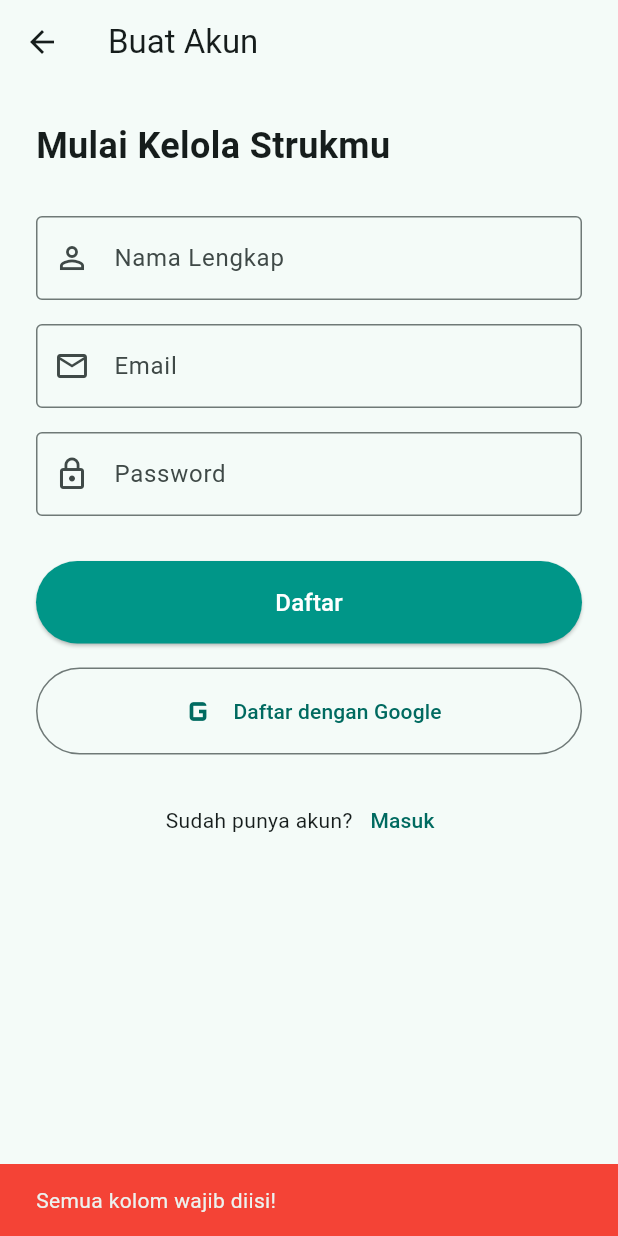
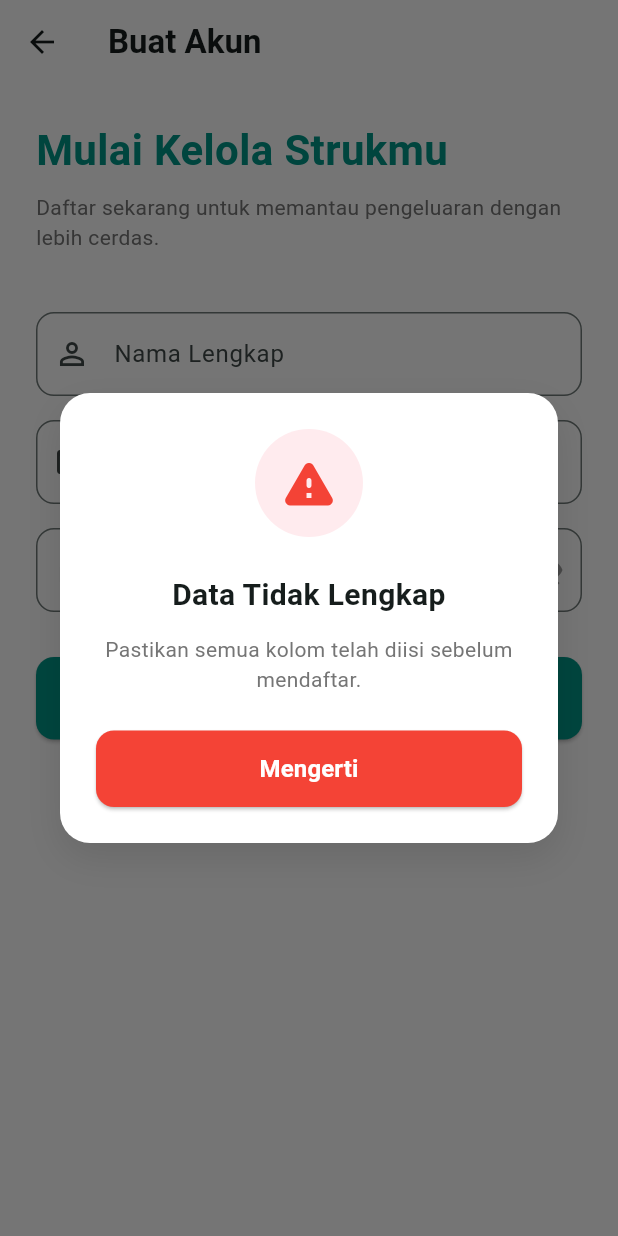
Before and after one commit to azizhadiid/Smart-Receipt-Tracker, a Flutter app: the RegisterPage screen opened directly, after a tap on "Daftar", on a phone screen of 412 x 824 dp. Run offline on Flutter 3.47's test engine with Material 3 defaults, Android fonts, the phone set to English and light mode, and no system bars; our stand-ins replace flutter_dotenv, supabase_flutter; accounts and stored records are empty.

Commit message:
Sistem Registrasi

```diff
--- /dev/null
+++ b/lib/components/custom_alert.dart
@@ -0,0 +1,85 @@
+import 'package:flutter/material.dart';
+
+void showCustomAlert({
+  required BuildContext context,
+  required String title,
+  required String message,
+  required bool isError,
+}) {
+  showDialog(
+    context: context,
+    barrierDismissible: false, // User harus klik tombol untuk menutup
+    builder: (BuildContext context) {
+      return Dialog(
+        shape: RoundedRectangleBorder(borderRadius: BorderRadius.circular(20)),
+        elevation: 0,
+        backgroundColor: Colors.transparent,
+        child: Container(
+          padding: const EdgeInsets.all(24),
+          decoration: BoxDecoration(
+            color: Colors.white,
+            borderRadius: BorderRadius.circular(20),
+            boxShadow: [
+              BoxShadow(
+                color: Colors.black.withOpacity(0.1),
+                blurRadius: 20,
+                offset: const Offset(0, 10),
+              ),
+            ],
+          ),
+          child: Column(
+            mainAxisSize: MainAxisSize.min,
+            children: [
+              Container(
+                padding: const EdgeInsets.all(16),
+                decoration: BoxDecoration(
+                  color: isError ? Colors.red.shade50 : Colors.green.shade50,
+                  shape: BoxShape.circle,
+                ),
+                child: Icon(
+                  isError ? Icons.warning_rounded : Icons.check_circle_rounded,
+                  color: isError ? Colors.red : Colors.green,
+                  size: 40,
+                ),
+              ),
+              const SizedBox(height: 24),
+              Text(
+                title,
+                style: const TextStyle(
+                  fontSize: 20,
+                  fontWeight: FontWeight.bold,
+                ),
+                textAlign: TextAlign.center,
+              ),
+              const SizedBox(height: 12),
+              Text(
+                message,
+                style: TextStyle(fontSize: 14, color: Colors.grey.shade600),
+                textAlign: TextAlign.center,
+              ),
+              const SizedBox(height: 24),
+              SizedBox(
+                width: double.infinity,
+                child: ElevatedButton(
+                  onPressed: () => Navigator.of(context).pop(),
+                  style: ElevatedButton.styleFrom(
+                    backgroundColor: isError ? Colors.red : Colors.teal,
+                    foregroundColor: Colors.white,
+                    padding: const EdgeInsets.symmetric(vertical: 14),
+                    shape: RoundedRectangleBorder(
+                      borderRadius: BorderRadius.circular(12),
+                    ),
+                  ),
+                  child: const Text(
+                    'Mengerti',
+                    style: TextStyle(fontSize: 16, fontWeight: FontWeight.bold),
+                  ),
+                ),
+              ),
+            ],
+          ),
+        ),
+      );
+    },
+  );
+}
--- /dev/null
+++ b/lib/components/custom_text_field.dart
@@ -0,0 +1,39 @@
+import 'package:flutter/material.dart';
+
+class CustomTextField extends StatelessWidget {
+  final TextEditingController controller;
+  final String labelText;
+  final IconData prefixIcon;
+  final bool obscureText;
+  final TextInputType keyboardType;
+  final Widget? suffixIcon; // Opsional, untuk tombol mata di password
+
+  const CustomTextField({
+    super.key,
+    required this.controller,
+    required this.labelText,
+    required this.prefixIcon,
+    this.obscureText = false,
+    this.keyboardType = TextInputType.text,
+    this.suffixIcon,
+  });
+
+  @override
+  Widget build(BuildContext context) {
+    return TextFormField(
+      controller: controller,
+      keyboardType: keyboardType,
+      obscureText: obscureText,
+      decoration: InputDecoration(
+        labelText: labelText,
+        prefixIcon: Icon(prefixIcon),
+        suffixIcon: suffixIcon,
+        border: OutlineInputBorder(borderRadius: BorderRadius.circular(12)),
+        focusedBorder: OutlineInputBorder(
+          borderRadius: BorderRadius.circular(12),
+          borderSide: const BorderSide(color: Colors.teal, width: 2),
+        ),
+      ),
+    );
+  }
+}
--- a/lib/pages/auth/register_page.dart
+++ b/lib/pages/auth/register_page.dart
@@ -1,5 +1,7 @@
 import 'package:flutter/material.dart';
 import 'package:supabase_flutter/supabase_flutter.dart';
+import '../../components/custom_alert.dart'; // Import Custom Alert
+import '../../components/custom_text_field.dart'; // Import Custom Text Field
 
 class RegisterPage extends StatefulWidget {
   const RegisterPage({super.key});
@@ -9,83 +11,118 @@ class RegisterPage extends StatefulWidget {
 }
 
 class _RegisterPageState extends State<RegisterPage> {
-  // Controller untuk membaca inputan dari TextField
   final _nameController = TextEditingController();
   final _emailController = TextEditingController();
   final _passwordController = TextEditingController();
 
-  // Variabel untuk indikator loading
   bool _isLoading = false;
+  bool _obscurePassword = true;
 
-  // Fungsi untuk melakukan registrasi ke Supabase
   Future<void> _signUp() async {
-    // Validasi sederhana
-    if (_nameController.text.isEmpty ||
-        _emailController.text.isEmpty ||
-        _passwordController.text.isEmpty) {
-      ScaffoldMessenger.of(context).showSnackBar(
-        const SnackBar(
-          content: Text('Semua kolom wajib diisi!'),
-          backgroundColor: Colors.red,
-        ),
+    final name = _nameController.text.trim();
+    final email = _emailController.text.trim();
+    final password = _passwordController.text;
+
+    // 1. Validasi Kolom Kosong
+    if (name.isEmpty || email.isEmpty || password.isEmpty) {
+      showCustomAlert(
+        context: context,
+        title: 'Data Tidak Lengkap',
+        message: 'Pastikan semua kolom telah diisi sebelum mendaftar.',
+        isError: true,
       );
       return;
     }
 
-    setState(() {
-      _isLoading = true;
-    });
+    // 2. Validasi Nama dan Email tidak boleh sama
+    if (name.toLowerCase() == email.toLowerCase()) {
+      showCustomAlert(
+        context: context,
+        title: 'Keamanan Akun',
+        message: 'Nama lengkap tidak boleh sama dengan alamat email Anda.',
+        isError: true,
+      );
+      return;
+    }
+
+    // 3. Validasi Format Email
+    final emailRegex = RegExp(
+      r"^[a-zA-Z0-9.a-zA-Z0-9.!#$%&'*+-/=?^_`{|}~]+@[a-zA-Z0-9]+\.[a-zA-Z]+",
+    );
+    if (!emailRegex.hasMatch(email)) {
+      showCustomAlert(
+        context: context,
+        title: 'Format Email Salah',
+        message: 'Masukkan alamat email yang valid (contoh: budi@gmail.com).',
+        isError: true,
+      );
+      return;
+    }
+
+    // 4. Validasi Password
+    final passwordRegex = RegExp(r'^(?=.*[A-Za-z])(?=.*\d)[A-Za-z\d]{8,}$');
+    if (!passwordRegex.hasMatch(password)) {
+      showCustomAlert(
+        context: context,
+        title: 'Password Lemah',
+        message:
+            'Password minimal 8 karakter dan harus mengandung kombinasi huruf dan angka.',
+        isError: true,
+      );
+      return;
+    }
+
+    setState(() => _isLoading = true);
 
     try {
-      // Memanggil fungsi signUp dari Supabase
       await Supabase.instance.client.auth.signUp(
-        email: _emailController.text.trim(),
-        password: _passwordController.text,
-        data: {
-          'full_name': _nameController.text
-              .trim(), // Data ini akan ditangkap oleh Trigger SQL kita
-        },
+        email: email,
+        password: password,
+        data: {'full_name': name},
       );
 
-      // Jika berhasil, tampilkan pesan sukses dan arahkan kembali ke halaman Login
       if (mounted) {
-        ScaffoldMessenger.of(context).showSnackBar(
-          const SnackBar(
-            content: Text('Registrasi berhasil! Silakan login.'),
-            backgroundColor: Colors.green,
-          ),
+        showCustomAlert(
+          context: context,
+          title: 'Registrasi Berhasil!',
+          message:
+              'Akun Anda telah dibuat. Silakan kembali ke halaman untuk melakukan Login.',
+          isError: false,
         );
-        Navigator.pop(context); // Kembali ke Login Page
+        Future.delayed(const Duration(seconds: 2), () {
+          if (mounted) Navigator.pop(context);
+        });
       }
     } on AuthException catch (e) {
-      // Menangkap error khusus dari Supabase (misal: email sudah terdaftar)
       if (mounted) {
-        ScaffoldMessenger.of(context).showSnackBar(
-          SnackBar(content: Text(e.message), backgroundColor: Colors.red),
+        String errorMessage = e.message;
+        if (errorMessage.toLowerCase().contains('user already registered')) {
+          errorMessage =
+              'Email ini sudah terdaftar. Silakan gunakan email lain atau coba masuk (login).';
+        }
+        showCustomAlert(
+          context: context,
+          title: 'Gagal Mendaftar',
+          message: errorMessage,
+          isError: true,
         );
       }
     } catch (e) {
-      // Menangkap error umum
       if (mounted) {
-        ScaffoldMessenger.of(context).showSnackBar(
-          const SnackBar(
-            content: Text('Terjadi kesalahan yang tidak terduga.'),
-            backgroundColor: Colors.red,
-          ),
+        showCustomAlert(
+          context: context,
+          title: 'Terjadi Kesalahan',
+          message: 'Pastikan koneksi internet stabil dan coba lagi.',
+          isError: true,
         );
       }
     } finally {
-      if (mounted) {
-        setState(() {
-          _isLoading = false;
-        });
-      }
+      if (mounted) setState(() => _isLoading = false);
     }
   }
 
   @override
   void dispose() {
-    // Wajib dibersihkan agar tidak memakan memori
     _nameController.dispose();
     _emailController.dispose();
     _passwordController.dispose();
@@ -95,7 +132,15 @@ class _RegisterPageState extends State<RegisterPage> {
   @override
   Widget build(BuildContext context) {
     return Scaffold(
-      appBar: AppBar(title: const Text('Buat Akun'), elevation: 0),
+      backgroundColor: Colors.white,
+      appBar: AppBar(
+        title: const Text(
+          'Buat Akun',
+          style: TextStyle(fontWeight: FontWeight.bold),
+        ),
+        backgroundColor: Colors.white,
+        elevation: 0,
+      ),
       body: SingleChildScrollView(
         padding: const EdgeInsets.all(24.0),
         child: Column(
@@ -103,48 +148,60 @@ class _RegisterPageState extends State<RegisterPage> {
           children: [
             const Text(
               'Mulai Kelola Strukmu',
-              style: TextStyle(fontSize: 24, fontWeight: FontWeight.bold),
-            ),
-            const SizedBox(height: 30),
-            TextFormField(
-              controller: _nameController, // Hubungkan controller
-              decoration: const InputDecoration(
-                labelText: 'Nama Lengkap',
-                prefixIcon: Icon(Icons.person_outline),
-                border: OutlineInputBorder(),
+              style: TextStyle(
+                fontSize: 28,
+                fontWeight: FontWeight.bold,
+                color: Colors.teal,
               ),
             ),
-            const SizedBox(height: 16),
-            TextFormField(
-              controller: _emailController, // Hubungkan controller
-              keyboardType: TextInputType.emailAddress,
-              decoration: const InputDecoration(
-                labelText: 'Email',
-                prefixIcon: Icon(Icons.email_outlined),
-                border: OutlineInputBorder(),
-              ),
+            const SizedBox(height: 8),
+            Text(
+              'Daftar sekarang untuk memantau pengeluaran dengan lebih cerdas.',
+              style: TextStyle(fontSize: 14, color: Colors.grey.shade600),
+            ),
+            const SizedBox(height: 40),
+
+            // Pemanggilan Komponen CustomTextField
+            CustomTextField(
+              controller: _nameController,
+              labelText: 'Nama Lengkap',
+              prefixIcon: Icons.person_outline,
             ),
             const SizedBox(height: 16),
-            TextFormField(
-              controller: _passwordController, // Hubungkan controller
-              obscureText: true,
-              decoration: const InputDecoration(
-                labelText: 'Password',
-                prefixIcon: Icon(Icons.lock_outline),
-                border: OutlineInputBorder(),
+
+            CustomTextField(
+              controller: _emailController,
+              labelText: 'Email',
+              prefixIcon: Icons.email_outlined,
+              keyboardType: TextInputType.emailAddress,
+            ),
+            const SizedBox(height: 16),
+
+            CustomTextField(
+              controller: _passwordController,
+              labelText: 'Password',
+              prefixIcon: Icons.lock_outline,
+              obscureText: _obscurePassword,
+              suffixIcon: IconButton(
+                icon: Icon(
+                  _obscurePassword ? Icons.visibility_off : Icons.visibility,
+                  color: Colors.grey,
+                ),
+                onPressed: () =>
+                    setState(() => _obscurePassword = !_obscurePassword),
               ),
             ),
             const SizedBox(height: 30),
 
-            // Tombol Daftar yang berubah jadi loading jika _isLoading true
             ElevatedButton(
-              onPressed: _isLoading
-                  ? null
-                  : _signUp, // Nonaktifkan tombol saat loading
+              onPressed: _isLoading ? null : _signUp,
               style: ElevatedButton.styleFrom(
                 padding: const EdgeInsets.symmetric(vertical: 16),
                 backgroundColor: Colors.teal,
                 foregroundColor: Colors.white,
+                shape: RoundedRectangleBorder(
+                  borderRadius: BorderRadius.circular(12),
+                ),
                 disabledBackgroundColor: Colors.teal.shade200,
               ),
               child: _isLoading
@@ -156,28 +213,32 @@ class _RegisterPageState extends State<RegisterPage> {
                         strokeWidth: 2,
                       ),
                     )
-                  : const Text('Daftar', style: TextStyle(fontSize: 16)),
+                  : const Text(
+                      'Daftar',
+                      style: TextStyle(
+                        fontSize: 16,
+                        fontWeight: FontWeight.bold,
+                      ),
+                    ),
             ),
 
-            const SizedBox(height: 16),
-            OutlinedButton.icon(
-              onPressed: () {},
-              icon: const Icon(Icons.g_mobiledata, size: 30),
-              label: const Text('Daftar dengan Google'),
-              style: OutlinedButton.styleFrom(
-                padding: const EdgeInsets.symmetric(vertical: 14),
-              ),
-            ),
             const SizedBox(height: 20),
             Row(
               mainAxisAlignment: MainAxisAlignment.center,
               children: [
-                const Text('Sudah punya akun?'),
+                Text(
+                  'Sudah punya akun?',
+                  style: TextStyle(color: Colors.grey.shade600),
+                ),
                 TextButton(
-                  onPressed: () {
-                    Navigator.pop(context);
-                  },
-                  child: const Text('Masuk'),
+                  onPressed: () => Navigator.pop(context),
+                  child: const Text(
+                    'Masuk',
+                    style: TextStyle(
+                      fontWeight: FontWeight.bold,
+                      color: Colors.teal,
+                    ),
+                  ),
                 ),
               ],
             ),
```
